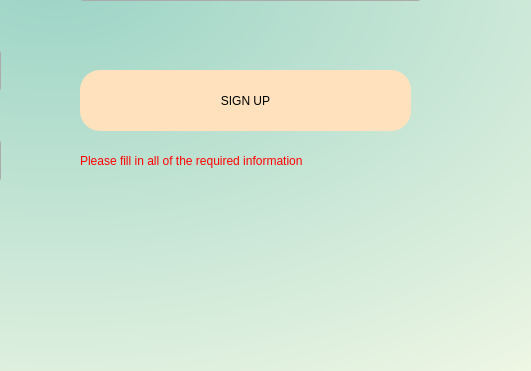
This is final-project-login-interface/create.ui in lcsaradanas/DBMS-Final-Project as Qt 5 draws it before an edit; both pictures show x 610 to 1141 and y 440 to 811 of the 1301 by 811 pixel window. The edited form follows.
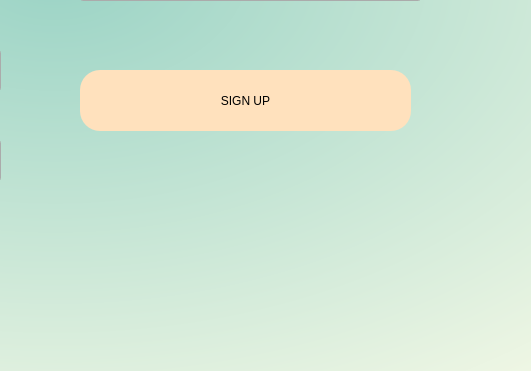
This is the edited form.

```diff
--- a/final-project-login-interface/create.ui
+++ b/final-project-login-interface/create.ui
@@ -248,7 +248,7 @@
 font: 75 italic 12pt &quot;Century Gothic&quot;;color:rgb(255, 0, 0)</string>
     </property>
     <property name="text">
-     <string>Please fill in all of the required information</string>
+     <string/>
     </property>
    </widget>
   </widget>
```
Left out of the diff: 14 changed lines with no effect on the pictures.
